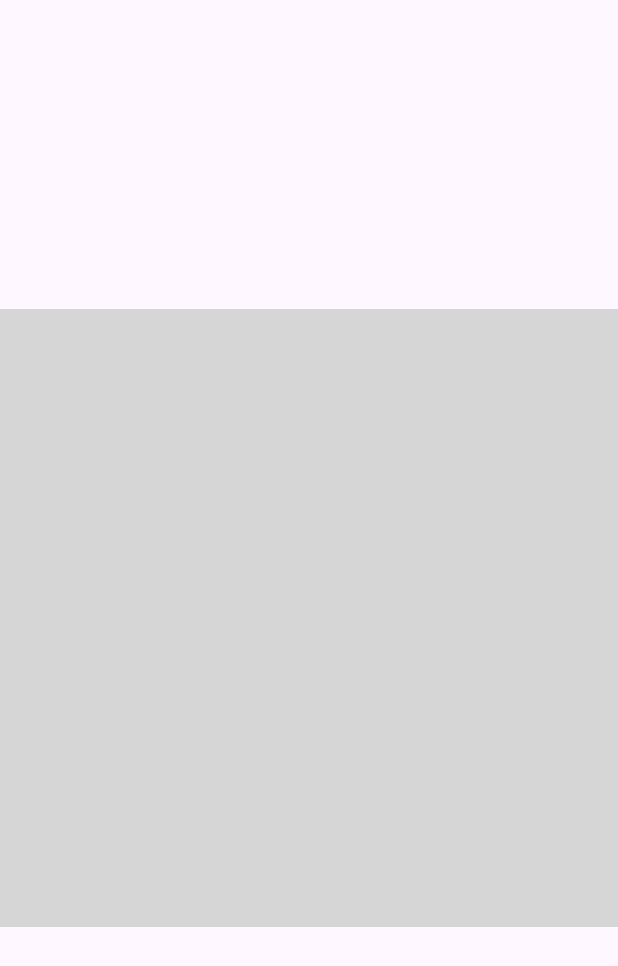
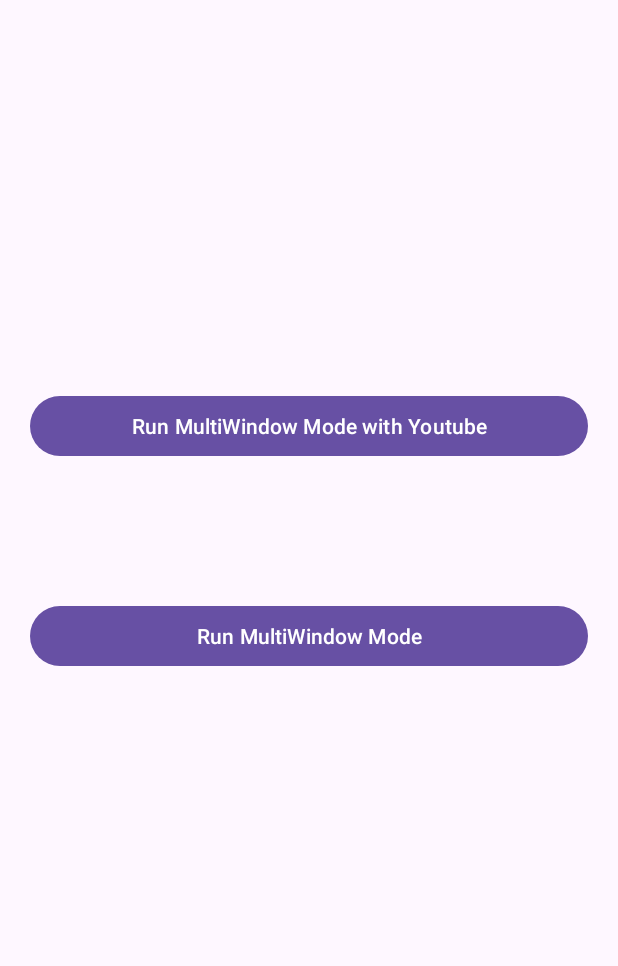
Before and after one commit to tolgaprm/AndroidDocumentsExamples, an Android app: the layout activity_main.xml on its own in the app's theme, with its tools: preview values and no code run, on a phone screen of 412 x 824 dp. Shown: the top 966 px of the screen. Run offline under Robolectric (Android 15) with nearby library versions, the phone set to English and light mode, and no system bars.

Commit message:
Added two examples about start multiWindowMode with  using the intent.

```diff
--- a/app/src/main/res/layout/activity_main.xml
+++ b/app/src/main/res/layout/activity_main.xml
@@ -6,18 +6,30 @@
     android:layout_height="match_parent"
     tools:context=".MainActivity">
 
-    <TextView
-        android:layout_width="wrap_content"
+
+    <Button
+        android:id="@+id/btnRunMultiWindowModeWithUrl"
+        android:layout_width="match_parent"
         android:layout_height="wrap_content"
-        android:text="Hello World!"
+        android:layout_marginHorizontal="20dp"
+        android:text="@string/run_multiwindow_mode"
+        app:layout_constraintBottom_toBottomOf="parent"
+        app:layout_constraintEnd_toEndOf="parent"
+        app:layout_constraintHorizontal_bias="0.4"
+        app:layout_constraintStart_toStartOf="parent"
+        app:layout_constraintTop_toBottomOf="@+id/btnRunMultiwindowModeWithYouTube"
+        app:layout_constraintVertical_bias="0.197" />
+
+    <Button
+        android:id="@+id/btnRunMultiwindowModeWithYouTube"
+        android:layout_width="match_parent"
+        android:layout_height="wrap_content"
+        android:layout_marginHorizontal="20dp"
+        android:text="@string/run_multiwindow_mode_with_youtube"
         app:layout_constraintBottom_toBottomOf="parent"
         app:layout_constraintEnd_toEndOf="parent"
         app:layout_constraintStart_toStartOf="parent"
-        app:layout_constraintTop_toTopOf="parent" />
-
-    <ImageView
-        android:layout_width="match_parent"
-        android:layout_height="match_parent"
-        android:src="@drawable/pexel_icon" />
+        app:layout_constraintTop_toTopOf="parent"
+        app:layout_constraintVertical_bias="0.335" />
 
 </androidx.constraintlayout.widget.ConstraintLayout>
--- a/app/src/main/res/values/strings.xml
+++ b/app/src/main/res/values/strings.xml
@@ -1,5 +1,7 @@
 <resources>
-    <string name="app_name">InvioDocuments</string>
+    <string name="app_name" translatable="false">InvioDocuments</string>
     <string name="dark_theme">Dark Theme</string>
     <string name="light_theme">Light Theme</string>
+    <string name="run_multiwindow_mode">Run MultiWindow Mode</string>
+    <string name="run_multiwindow_mode_with_youtube">Run MultiWindow Mode with Youtube</string>
 </resources>
```
Also changed, not shown: app/src/main/java/com/prmto/inviodocuments/MainActivity.kt (+31 -8 lines), 1 other file.
